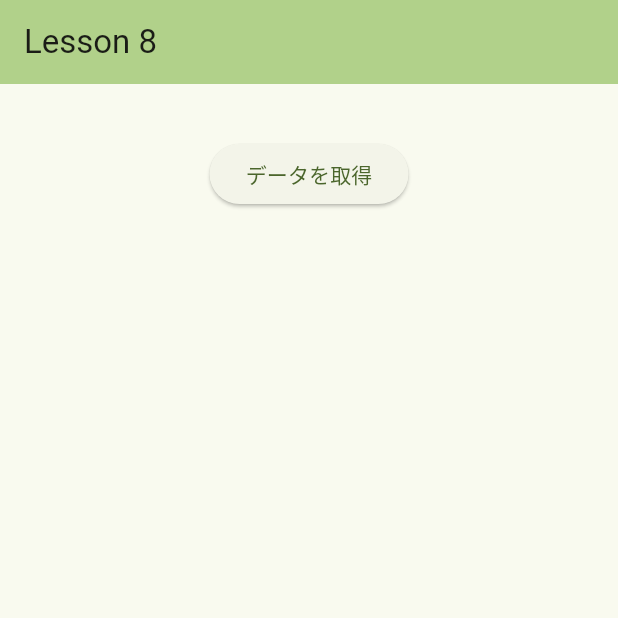
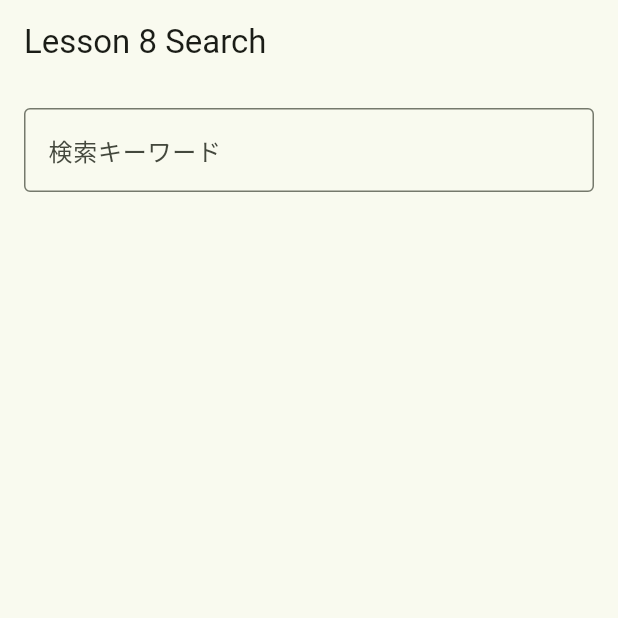
Before and after one commit to tsumayoji1102/lesson_flutter, a Flutter app: the screen it shows after launch, on a phone screen of 412 x 824 dp, the top half of it. Run offline on Flutter 3.47's test engine with Material 3 defaults, Android fonts, the light colour scheme and no system bars; our stand-ins replace dio, flutter_hooks, freezed_annotation.

Commit message:
lesson_8の演習課題の回答を追加

```diff
--- a/lib/lesson/lesson_8/lesson_8.dart
+++ b/lib/lesson/lesson_8/lesson_8.dart
@@ -65,10 +65,10 @@
       final baseUrl = 'https://api.data.metro.tokyo.lg.jp/v1';
 
       /// apiのpathを指定。（APIにより異なる）
-      final path = '/PublicFacility';
+      final path = '/CulturalProperty'; // ここは実際のAPIのエンドポイントに合わせて変更してください。
       final response = await http.get(
         Uri.parse(
-          "$baseUrl$path", // ここに実際のエンドポイントを指定してください
+          "$baseUrl$path?ID=0000000008", // ここに実際のエンドポイントを指定してください
         ),
       );
 
--- /dev/null
+++ b/lib/lesson/lesson_8/lesson_8_search.dart
@@ -0,0 +1,109 @@
+import 'dart:convert';
+
+import 'package:flutter/material.dart';
+import 'package:flutter_hooks/flutter_hooks.dart';
+import 'package:freezed_annotation/freezed_annotation.dart';
+import 'package:http/http.dart' as http;
+
+part 'lesson_8_search.freezed.dart';
+part 'lesson_8_search.g.dart';
+
+class Lesson8Search extends HookWidget {
+  const Lesson8Search({super.key});
+
+  @override
+  Widget build(BuildContext context) {
+    final userList = useState<List<GithubUser>>([]);
+    return Scaffold(
+      appBar: AppBar(title: const Text('Lesson 8 Search')),
+      body: Padding(
+        padding: const EdgeInsets.all(16),
+        child: Column(
+          children: [
+            TextField(
+              decoration: const InputDecoration(
+                labelText: '検索キーワード',
+                border: OutlineInputBorder(),
+              ),
+              onSubmitted: (value) async {
+                // 検索処理をここに追加
+                // 例えば、APIを呼び出して結果を表示するなど
+                print('検索キーワード: $value');
+                if (value.isEmpty) return;
+                userList.value = await fetchData(value);
+              },
+            ),
+            const SizedBox(height: 20),
+            Expanded(
+              child: ListView.builder(
+                itemCount: userList.value.length,
+                itemBuilder: (context, index) {
+                  final user = userList.value[index];
+                  return Padding(
+                    padding: const EdgeInsets.all(8),
+                    child: ListTile(
+                      leading: Image.network(user.avatarUrl),
+                      title: Text(user.login),
+                    ),
+                  );
+                },
+              ),
+            ),
+          ],
+        ),
+      ),
+    );
+  }
+
+  Future<List<GithubUser>> fetchData(String searchValue) async {
+    try {
+      // ここにデータを取得する処理を追加
+      // 今回はダミーのデータを返す
+      final result = await http.get(
+        Uri.parse("https://api.github.com/search/users?q=$searchValue"),
+      );
+
+      /// httpで結果を取得した場合、jsonDecodeを使ってデコードします。
+      /// これをしないと、取得結果がただの文字列として扱われてしまい、使うことができません。
+      final json = jsonDecode(result.body);
+      final users =
+          (json['items'] as List<dynamic>).map((item) {
+            return GithubUser.fromJson(item as Map<String, dynamic>);
+          }).toList();
+      return users;
+    } catch (e) {
+      // エラー処理を追加
+      print('Error fetching data: $e');
+      return [];
+    }
+  }
+}
+
+// 通常のクラスでモデルクラスを作成する場合はこちら
+// class GithubUser {
+//   final String login;
+//   final String avatarUrl;
+
+//   GithubUser({required this.login, required this.avatarUrl});
+
+//   factory GithubUser.fromJson(Map<String, dynamic> json) {
+//     return GithubUser(
+//       login: json['login'] as String,
+//       avatarUrl: json['avatar_url'] as String,
+//     );
+//   }
+// }
+
+/// 今回はサンプルとしてfreezedを使用しています。
+@freezed
+abstract class GithubUser with _$GithubUser {
+  const factory GithubUser({
+    @Default('') String login,
+    @JsonKey(name: 'avatar_url') required String avatarUrl,
+  }) = _GithubUser;
+
+  /// fromJsonを定義し、以下コマンドを実行
+  /// dart run build_runner build --delete-conflicting-outputs
+  factory GithubUser.fromJson(Map<String, dynamic> json) =>
+      _$GithubUserFromJson(json);
+}
--- a/lib/main.dart
+++ b/lib/main.dart
@@ -6,6 +6,7 @@
 // import 'package:lesson_flutter/lesson/lesson_6/lesson_6.dart';
 // import 'package:lesson_flutter/lesson/lesson_7/lesson_7.dart';
 import 'package:lesson_flutter/lesson/lesson_8/lesson_8.dart';
+import 'package:lesson_flutter/lesson/lesson_8/lesson_8_search.dart';
 
 /// アプリ起動はここから行われる。
 void main() {
@@ -29,7 +30,7 @@
 
       /// ここに、遷移できる画面を設定する.
       routes: {
-        "/": (context) => Lesson8Widget(), // 初期表示できる画面はこちらから設定する
+        "/": (context) => Lesson8Search(), // 初期表示できる画面はこちらから設定する
         AppRoutes.detailPage.path: (context) => const DetailPage(),
         AppRoutes.officialPage.path: (context) => const OfficialPage(),
       },
--- a/pubspec.yaml
+++ b/pubspec.yaml
@@ -15,6 +15,7 @@
   cupertino_icons: ^1.0.8
   flutter_hooks: ^0.21.2
   freezed_annotation: ^3.0.0
+  json_annotation: ^4.9.0
   http: ^1.4.0
   dio: ^5.8.0+1
 
```
Also changed, not shown: lib/lesson/lesson_8/lesson_8_search.freezed.dart (added), lib/lesson/lesson_8/lesson_8_search.g.dart (added), pubspec.lock.
